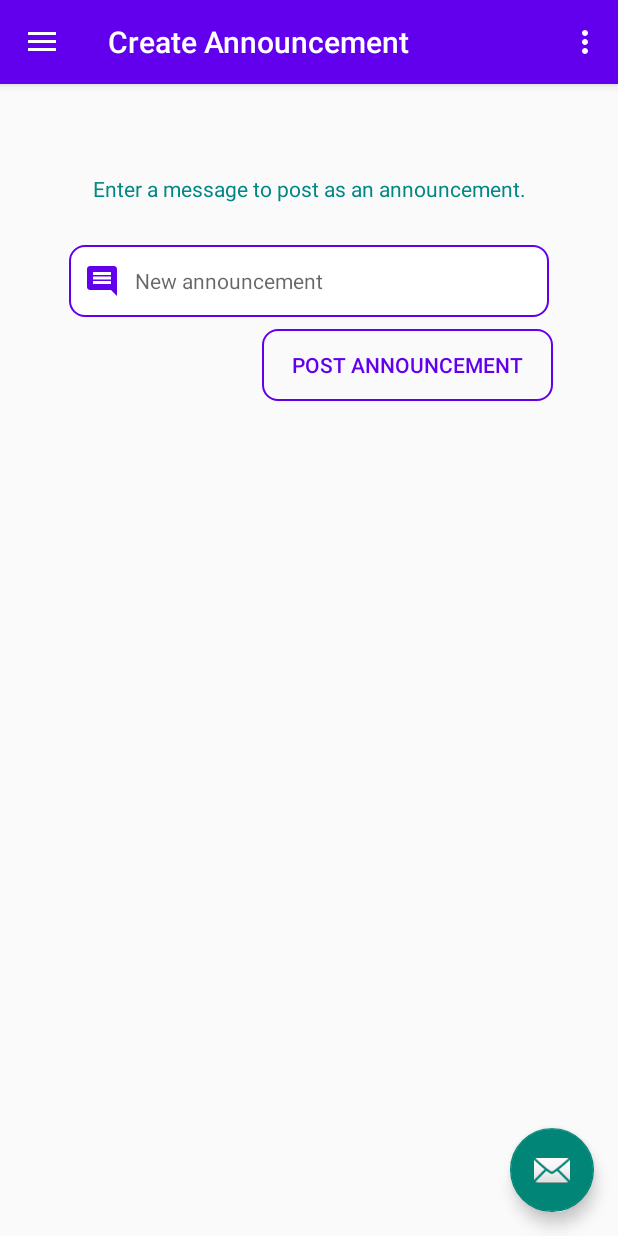
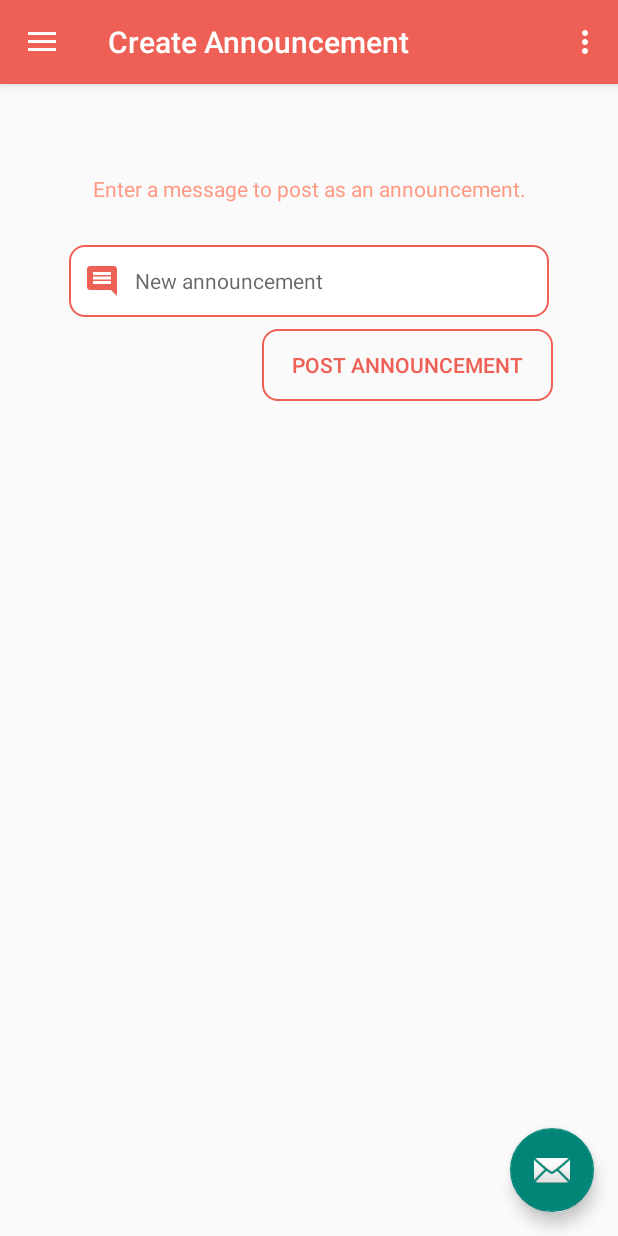
Before and after one commit to vincent-vw/CSCB07-Project, an Android app: the screen it shows after launch (MainActivity), in the side drawer, after a tap on "Create Announcement", on a phone screen of 412 x 824 dp. Run offline under Robolectric (Android 15) with nearby library versions, the light colour scheme and no system bars; our stand-ins replace Firebase (no records; nobody signed in at launch, a user with empty details on screens opened directly), navigation-ui.

Commit message:
Changed colours

```diff
--- a/Application/app/src/main/res/layout/fragment_create_announcement.xml
+++ b/Application/app/src/main/res/layout/fragment_create_announcement.xml
@@ -32,7 +32,7 @@
         android:layout_height="wrap_content"
         android:layout_marginTop="60dp"
         android:text="Enter a message to post as an announcement."
-        android:textColor="@color/teal_700"
+        android:textColor="@color/color4"
         app:layout_constraintEnd_toEndOf="parent"
         app:layout_constraintStart_toStartOf="parent"
         app:layout_constraintTop_toTopOf="parent" />
--- a/Application/app/src/main/res/values-night/themes.xml
+++ b/Application/app/src/main/res/values-night/themes.xml
@@ -2,12 +2,12 @@
     <!-- Base application theme. -->
     <style name="Theme.CSCB07Project" parent="Theme.AppCompat.Light.NoActionBar">
         <!-- Primary brand color. -->
-        <item name="colorPrimary">@color/purple_200</item>
-        <item name="colorPrimaryVariant">@color/purple_700</item>
+        <item name="colorPrimary">@color/color1</item>
+        <item name="colorPrimaryVariant">@color/color2</item>
         <item name="colorOnPrimary">@color/black</item>
         <!-- Secondary brand color. -->
-        <item name="colorSecondary">@color/teal_200</item>
-        <item name="colorSecondaryVariant">@color/teal_200</item>
+        <item name="colorSecondary">@color/color3</item>
+        <item name="colorSecondaryVariant">@color/color3</item>
         <item name="colorOnSecondary">@color/black</item>
         <!-- Status bar color. -->
         <item name="android:statusBarColor">?attr/colorPrimaryVariant</item>
--- a/Application/app/src/main/res/values/colors.xml
+++ b/Application/app/src/main/res/values/colors.xml
@@ -1,12 +1,12 @@
 <?xml version="1.0" encoding="utf-8"?>
 <resources>
-    <color name="purple_200">#FFBB86FC</color>
-    <color name="purple_500">#FF6200EE</color>
-    <color name="purple_700">#FF3700B3</color>
-    <color name="teal_200">#FF03DAC5</color>
-    <color name="teal_700">#FF018786</color>
+    <color name="colorPrimary">#ee6055</color>
+    <color name="colorPrimaryVariant">#EF4335</color>
+    <color name="color1">#ffd97d</color>
+    <color name="color2">#aaf683</color>
+    <color name="color3">#60d394</color>
+    <color name="color4">#ff9b85</color>
     <color name="black">#FF000000</color>
     <color name="white">#FFFFFFFF</color>
     <color name="gray">#8A8584</color>
-    <color name="colorPrimary">#FF6200EE</color>
 </resources>
--- a/Application/app/src/main/res/values/themes.xml
+++ b/Application/app/src/main/res/values/themes.xml
@@ -2,12 +2,12 @@
     <!-- Base application theme. -->
     <style name="Theme.CSCB07Project" parent="Theme.AppCompat.Light.NoActionBar">
         <!-- Primary brand color. -->
-        <item name="colorPrimary">@color/purple_500</item>
-        <item name="colorPrimaryVariant">@color/purple_700</item>
+        <item name="colorPrimary">@color/colorPrimary</item>
+        <item name="colorPrimaryVariant">@color/colorPrimaryVariant</item>
         <item name="colorOnPrimary">@color/white</item>
         <!-- Secondary brand color. -->
-        <item name="colorSecondary">@color/teal_200</item>
-        <item name="colorSecondaryVariant">@color/teal_700</item>
+        <item name="colorSecondary">@color/color2</item>
+        <item name="colorSecondaryVariant">@color/color3</item>
         <item name="colorOnSecondary">@color/black</item>
         <!-- Status bar color. -->
         <item name="android:statusBarColor">?attr/colorPrimaryVariant</item>
```
